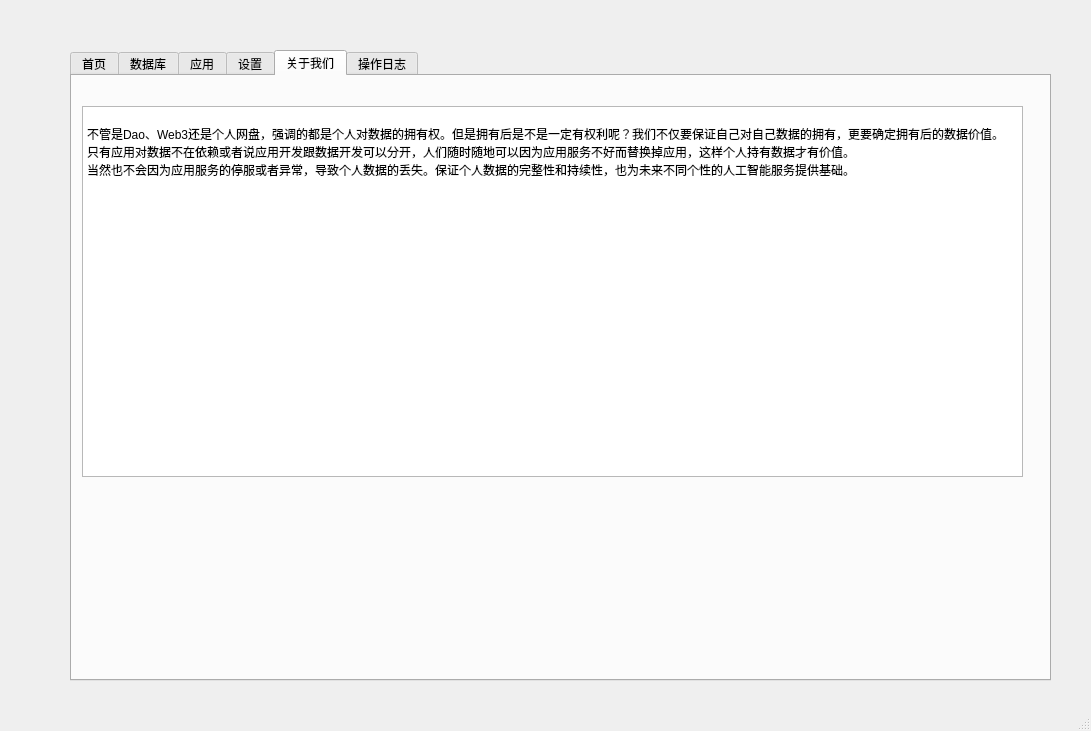
This is ui/main.ui in wengshirui/pds as Qt 5 draws it before an edit. The edited form follows.
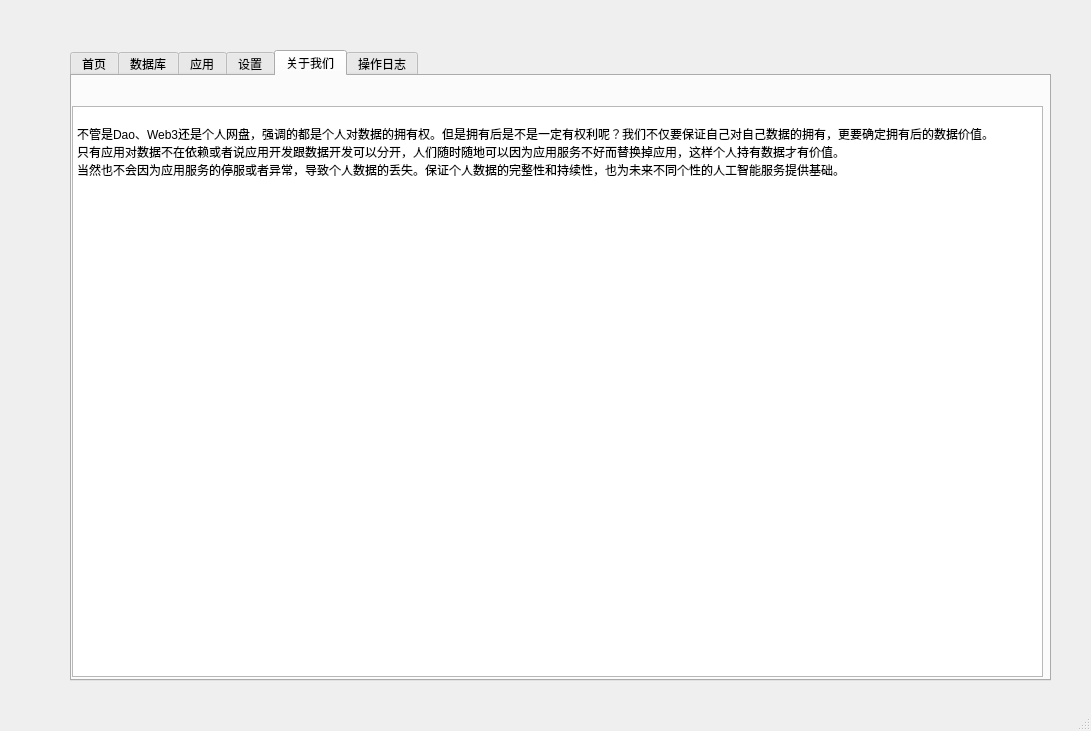
This is the edited form. The open tabs and pages were chosen to show the change.

Patch:
```diff
--- a/ui/main.ui
+++ b/ui/main.ui
@@ -238,10 +238,10 @@
      <widget class="QTextBrowser" name="textBrowser">
       <property name="geometry">
        <rect>
-        <x>10</x>
+        <x>0</x>
         <y>30</y>
-        <width>941</width>
-        <height>371</height>
+        <width>971</width>
+        <height>571</height>
        </rect>
       </property>
       <property name="html">
```
Left out of the diff: 2 changed lines with no effect on the pictures.
